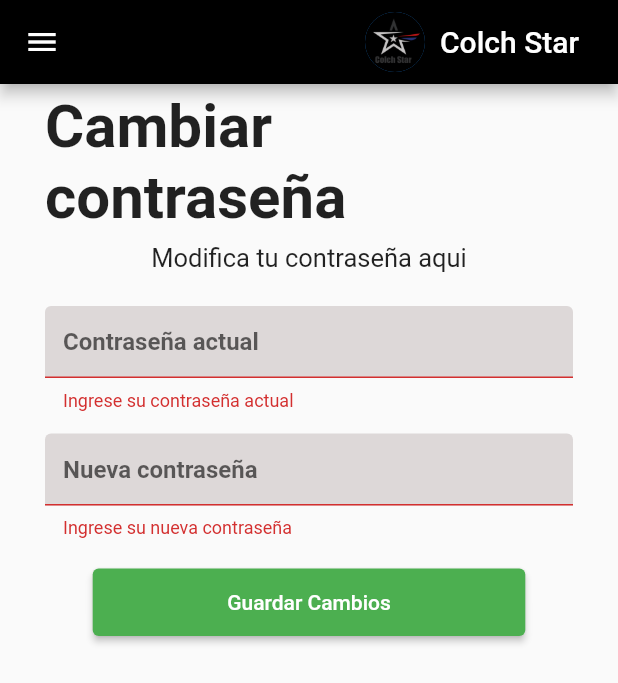
After one commit to JESUS3928CF/colch_star_movile, a Flutter app: the RecoverPassword screen opened directly, after a tap on "Guardar Cambios", on a phone screen of 412 x 824 dp. The commit adds this screen. Shown: the top 683 px of the screen. Run offline on Flutter 3.47's test engine with Material 2 defaults, Android fonts, the phone set to English and light mode, and no system bars; our stand-ins replace dio.

Commit message:
Cambiar contraseña

```diff
--- /dev/null
+++ b/lib/presentation/screens/recover_password_screen.dart
@@ -0,0 +1,178 @@
+import 'package:colch_stat_app/presentation/screens/login_creen.dart';
+import 'package:colch_stat_app/presentation/widgets/app_bar.dart';
+import 'package:colch_stat_app/presentation/widgets/side_menu.dart';
+import 'package:flutter/material.dart';
+
+class RecoverPassword extends StatefulWidget {
+  const RecoverPassword({super.key});
+
+  @override
+  State<RecoverPassword> createState() => _RecoverPasswordState();
+}
+
+class _RecoverPasswordState extends State<RecoverPassword> {
+  /// Instanciamos el proveedor para poder usar sus métodos
+
+  // ignore: unused_field
+  String _nombre = '';
+  final _formKey = GlobalKey<FormState>();
+  String _password = '';
+
+  @override
+  Widget build(BuildContext context) {
+    // ignore: unused_local_variable
+    return Scaffold(
+      appBar: const PreferredSize(
+          preferredSize: Size.fromHeight(kToolbarHeight), child: AppBarColch()),
+      body: SingleChildScrollView(
+          child: Container(
+              margin: const EdgeInsets.only(top: 0, left: 30, right: 30),
+              child: Column(
+                crossAxisAlignment: CrossAxisAlignment.start,
+                children: <Widget>[
+                  Container(
+                    margin: const EdgeInsets.only(top: 5),
+                    child: const Center(
+                      child: Text(
+                        'Cambiar contraseña',
+                        style: TextStyle(
+                          fontWeight: FontWeight.bold,
+                          fontSize: 40,
+                        ),
+                      ),
+                    ),
+                  ),
+                  const Padding(
+                    padding: EdgeInsets.symmetric(vertical: 7),
+                    child: Center(
+                        child: Text(
+                      'Modifica tu contraseña aqui',
+                      style: TextStyle(fontSize: 17),
+                    )),
+                  ),
+                  Form(
+                      key: _formKey,
+                      child: Column(
+                        children: <Widget>[
+                          Padding(
+                              padding: const EdgeInsets.only(top: 15),
+                              child: TextFormField(
+                                decoration: const InputDecoration(
+                                    hintText: 'Contraseña actual',
+                                    hintStyle:
+                                        TextStyle(fontWeight: FontWeight.w700),
+                                    fillColor:
+                                        Color.fromARGB(255, 221, 216, 216),
+                                    focusedBorder: OutlineInputBorder(
+                                      borderSide: BorderSide(
+                                          width: 0, style: BorderStyle.none),
+                                    ),
+                                    enabledBorder: OutlineInputBorder(
+                                      borderSide: BorderSide(
+                                          width: 0, style: BorderStyle.none),
+                                    ),
+                                    filled: true),
+                                validator: (value) {
+                                  if (value!.isEmpty) {
+                                    return 'Ingrese su contraseña actual';
+                                  }
+                                  return null;
+                                },
+                                onSaved: (value) {
+                                  setState(() {
+                                    _nombre = value.toString();
+                                  });
+                                },
+                              )),
+                          Padding(
+                              padding: const EdgeInsets.only(top: 15),
+                              child: TextFormField(
+                                initialValue: profileProvider.profile[""],
+                                decoration: const InputDecoration(
+                                    hintText: 'Nueva contraseña',
+                                    hintStyle:
+                                        TextStyle(fontWeight: FontWeight.w700),
+                                    fillColor:
+                                        Color.fromARGB(255, 221, 216, 216),
+                                    focusedBorder: OutlineInputBorder(
+                                      borderSide: BorderSide(
+                                          width: 0, style: BorderStyle.none),
+                                    ),
+                                    enabledBorder: OutlineInputBorder(
+                                      borderSide: BorderSide(
+                                          width: 0, style: BorderStyle.none),
+                                    ),
+                                    filled: true),
+                                validator: (value) {
+                                  if (value == null || value.isEmpty) {
+                                    return 'Ingrese su nueva contraseña';
+                                  }
+                                  return null;
+                                },
+                              )),
+
+                          Row(
+                            mainAxisAlignment: MainAxisAlignment.center,
+                            children: [
+                              Padding(
+                                  padding:
+                                      const EdgeInsets.symmetric(vertical: 20),
+                                  child: Center(
+                                    child: SizedBox(
+                                      width: MediaQuery.of(context).size.width *
+                                          0.7,
+                                      height: 45,
+                                      child: ElevatedButton(
+                                          onPressed: () {
+                                            if (_formKey.currentState!
+                                                .validate()) {
+                                              ScaffoldMessenger.of(context)
+                                                  .showSnackBar(const SnackBar(
+                                                content: Row(
+                                                  mainAxisAlignment:
+                                                      MainAxisAlignment.start,
+                                                  children: <Widget>[
+                                                    Icon(
+                                                      Icons.check_circle,
+                                                      color: Color.fromARGB(
+                                                          255, 255, 255, 255),
+                                                    ),
+                                                    SizedBox(
+                                                      width: 5,
+                                                    ),
+                                                    Text(
+                                                      "Cambio de Contraseña exitoso",
+                                                      style: TextStyle(
+                                                          color: Color.fromARGB(
+                                                              255,
+                                                              255,
+                                                              255,
+                                                              255)),
+                                                    )
+                                                  ],
+                                                ),
+                                              ));
+                                            }
+                                          },
+                                          style: ElevatedButton.styleFrom(
+                                            backgroundColor: Colors
+                                                .green, // background (button) color
+                                            foregroundColor: Colors
+                                                .white, // foreground (text) color
+                                          ),
+                                          child: const Text('Guardar Cambios')),
+                                    ),
+                                  )),
+                            ],
+                          ),
+                          // Añade un espacio entre los botones
+                        ],
+                      ))
+                ],
+              ))),
+      drawer: SideMenu(
+        navDrawerIndex: 3,
+      ),
+    );
+  }
+}
--- a/lib/presentation/widgets/side_menu.dart
+++ b/lib/presentation/widgets/side_menu.dart
@@ -3,6 +3,7 @@ import 'package:colch_stat_app/presentation/screens/index_screen.dart';
 import 'package:colch_stat_app/presentation/screens/login_creen.dart';
 import 'package:colch_stat_app/presentation/screens/profile_screen.dart';
 import 'package:colch_stat_app/presentation/screens/sales_screen.dart';
+import 'package:colch_stat_app/presentation/screens/recover_password_screen.dart';
 import 'package:flutter/material.dart';
 
 class SideMenu extends StatefulWidget {
@@ -61,6 +62,13 @@ class _SideMenuState extends State<SideMenu> {
               );
               break;
             case 4:
+              Navigator.push(
+                context,
+                MaterialPageRoute(
+                    builder: (context) => const RecoverPassword()),
+              );
+              break;
+            case 5:
               profileProvider.singOff();
               Navigator.push(
                 context,
@@ -104,6 +112,12 @@ class _SideMenuState extends State<SideMenu> {
                 style: menuItemsTextStyle,
               )),
           const NavigationDrawerDestination(
+              icon: Icon(Icons.account_circle),
+              label: Text(
+                'Contraseña',
+                style: menuItemsTextStyle,
+              )),
+          const NavigationDrawerDestination(
               icon: Icon(Icons.logout_rounded),
               label: Text(
                 'Cerrar sesión',
```
